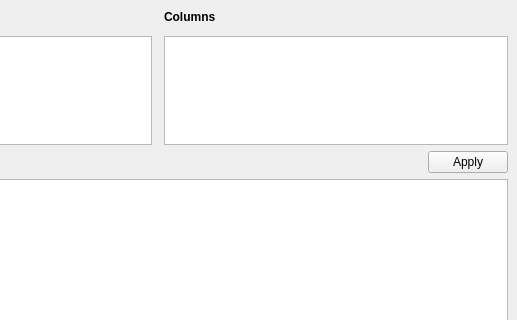
Qt form plugin/snowplow_dialog_base.ui (pixelneo/SnowPlow) before a commit; both pictures show x 203 to 720 and y 0 to 320 of the 720 by 718 pixel window.
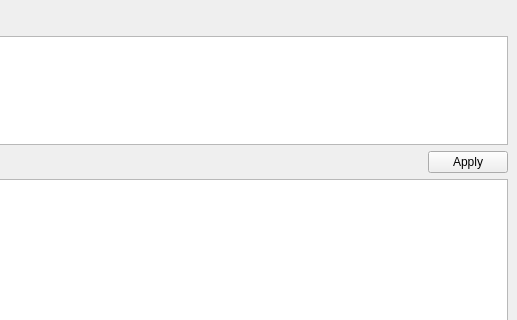
The same form after that commit.

Commit message: AFTER - select only columns2

What changed in the file:
```diff
--- a/plugin/snowplow_dialog_base.ui
+++ b/plugin/snowplow_dialog_base.ui
@@ -61,30 +61,6 @@
         </item>
        </layout>
       </item>
-      <item>
-       <layout class="QVBoxLayout" name="verticalLayout_2">
-        <item>
-         <widget class="QLabel" name="label_2">
-          <property name="font">
-           <font>
-            <weight>75</weight>
-            <bold>true</bold>
-           </font>
-          </property>
-          <property name="text">
-           <string>Columns</string>
-          </property>
-         </widget>
-        </item>
-        <item>
-         <widget class="QListWidget" name="listColumns">
-          <property name="selectionMode">
-           <enum>QAbstractItemView::MultiSelection</enum>
-          </property>
-         </widget>
-        </item>
-       </layout>
-      </item>
      </layout>
     </item>
     <item>
```
The commit also changes 1 other file.
